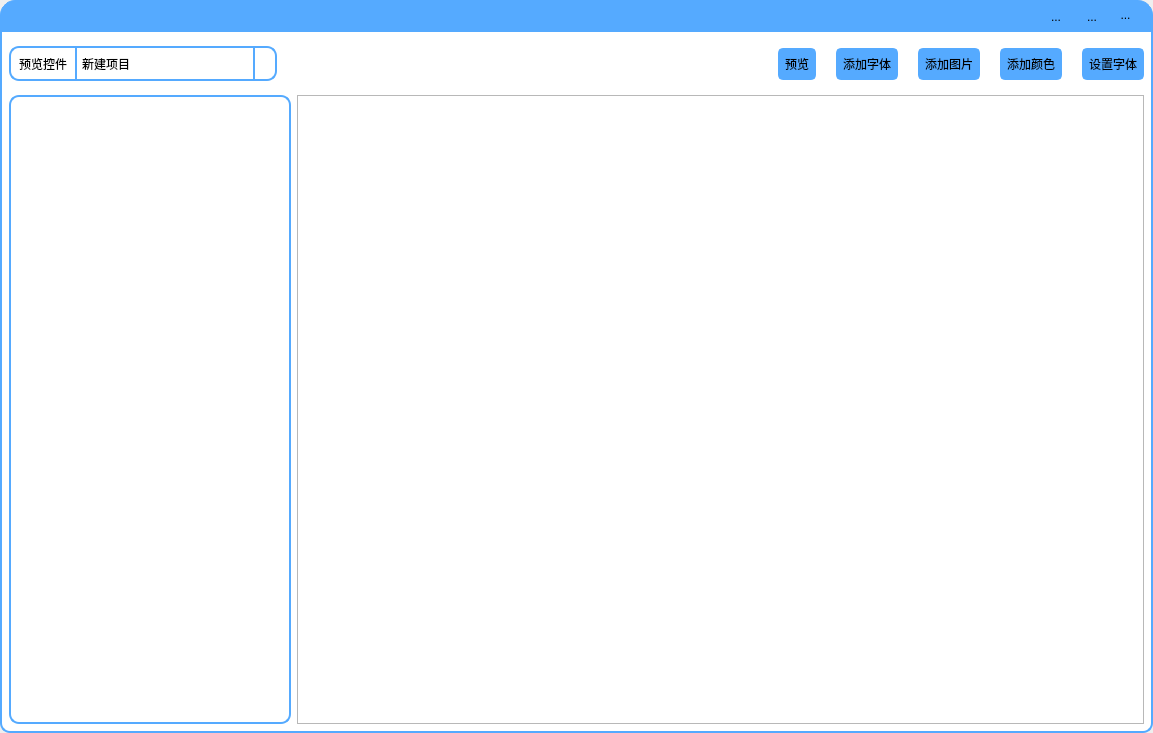
First picture: the form in qui/mainui.ui, repository KeyboardMan1996/qssEditer, before the edit.
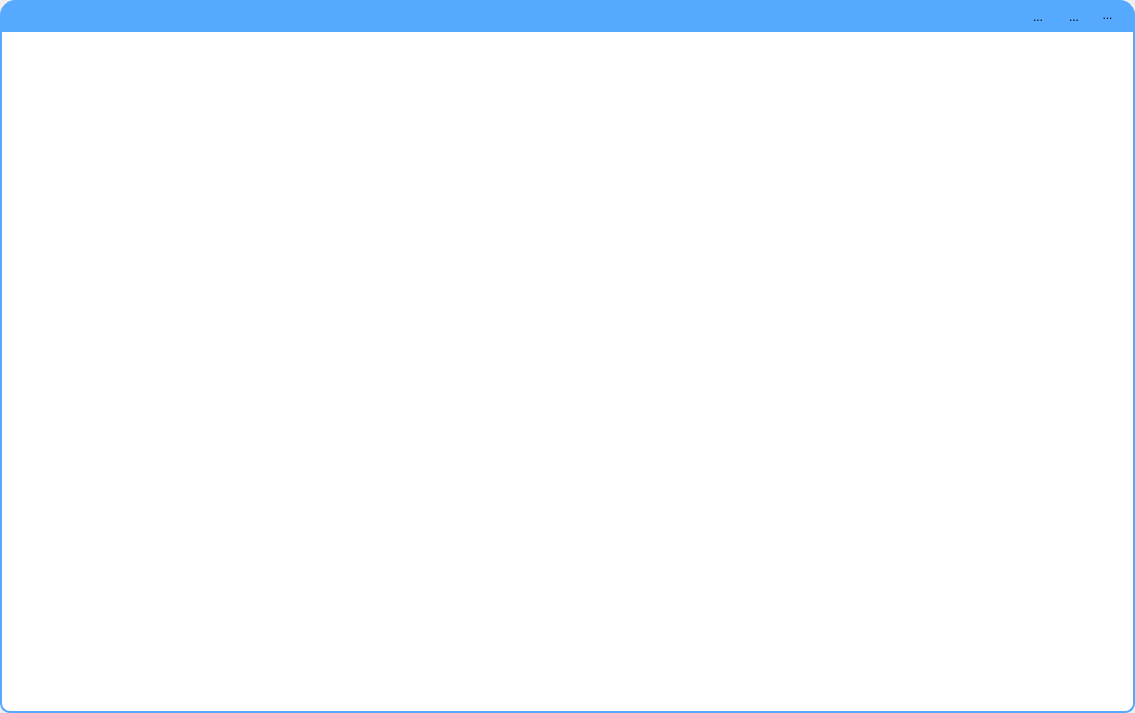
Second picture: the form after the edit. Icons and pictures are not drawn. Custom widgets are drawn as their Qt base class.

```diff
--- a/qui/mainui.ui
+++ b/qui/mainui.ui
@@ -6,8 +6,8 @@
    <rect>
     <x>0</x>
     <y>0</y>
-    <width>1153</width>
-    <height>733</height>
+    <width>1135</width>
+    <height>713</height>
    </rect>
   </property>
   <property name="windowTitle">
@@ -191,431 +191,10 @@
 	border-bottom-left-radius:10px;
 }</string>
      </property>
-     <layout class="QVBoxLayout" name="verticalLayout_2">
-      <item>
-       <widget class="QWidget" name="menuWidget" native="true">
-        <property name="minimumSize">
-         <size>
-          <width>0</width>
-          <height>50</height>
-         </size>
-        </property>
-        <layout class="QHBoxLayout" name="horizontalLayout_4">
-         <property name="spacing">
-          <number>20</number>
-         </property>
-         <property name="leftMargin">
-          <number>0</number>
-         </property>
-         <property name="topMargin">
-          <number>0</number>
-         </property>
-         <property name="rightMargin">
-          <number>0</number>
-         </property>
-         <property name="bottomMargin">
-          <number>0</number>
-         </property>
-         <item>
-          <widget class="QWidget" name="widget_2" native="true">
-           <property name="minimumSize">
-            <size>
-             <width>200</width>
-             <height>20</height>
-            </size>
-           </property>
-           <property name="maximumSize">
-            <size>
-             <width>16777215</width>
-             <height>35</height>
-            </size>
-           </property>
-           <layout class="QHBoxLayout" name="horizontalLayout_2">
-            <property name="spacing">
-             <number>0</number>
-            </property>
-            <property name="leftMargin">
-             <number>0</number>
-            </property>
-            <property name="topMargin">
-             <number>0</number>
-            </property>
-            <property name="rightMargin">
-             <number>0</number>
-            </property>
-            <property name="bottomMargin">
-             <number>0</number>
-            </property>
-            <item>
-             <widget class="QLabel" name="label">
-              <property name="sizePolicy">
-               <sizepolicy hsizetype="Minimum" vsizetype="Minimum">
-                <horstretch>0</horstretch>
-                <verstretch>0</verstretch>
-               </sizepolicy>
-              </property>
-              <property name="styleSheet">
-               <string notr="true">.QLabel{
-background-color: rgb(255, 255, 255);
-	border-color: rgb(85, 170, 255);
-	border-width:2px;
-	border-style:solid;
-	border-top-left-radius:10px;
-	border-bottom-left-radius:10px;
-	padding:5px;
-	font: 75 9pt &quot;微软雅黑&quot;;
-}</string>
-              </property>
-              <property name="text">
-               <string>预览控件</string>
-              </property>
-             </widget>
-            </item>
-            <item>
-             <widget class="QComboBox" name="comboBox">
-              <property name="sizePolicy">
-               <sizepolicy hsizetype="Minimum" vsizetype="Minimum">
-                <horstretch>0</horstretch>
-                <verstretch>0</verstretch>
-               </sizepolicy>
-              </property>
-              <property name="minimumSize">
-               <size>
-                <width>200</width>
-                <height>0</height>
-               </size>
-              </property>
-              <property name="maximumSize">
-               <size>
-                <width>16777215</width>
-                <height>132123</height>
-               </size>
-              </property>
-              <property name="styleSheet">
-               <string notr="true">.QComboBox{
-	background-color: rgb(255, 255, 255);
-	border-color: rgb(85, 170, 255);
-	border-width:2px;
-	border-left-width:0px;
-	border-style:solid;
-	border-top-right-radius:10px;
-	border-bottom-right-radius:10px;
-	padding:5px;
-	font: 75 9pt &quot;微软雅黑&quot;;
-}
-QComboBox:!editable, QComboBox::drop-down:editable {
-      background-color: rgb(255, 255, 255,200);
-}
-
-/* QComboBox gets the &quot;on&quot; state when the popup is open */
-QComboBox:!editable:on, QComboBox::drop-down:editable:on {
-      background-color: rgb(238, 238, 238,200);
-}
-
-QComboBox:on { /* shift the text when the popup opens */
-    padding-top: 3px;
-    padding-left: 4px;
-}
-
-QComboBox::drop-down {
-    subcontrol-origin: padding;
-    subcontrol-position: top right;
-    width: 20px;
-
-    border-left-width: 2px;
-    
-	border-color: rgb(85, 170, 255);
-    border-left-style: solid; /* just a single line */
-    border-top-right-radius: 3px; /* same radius as the QComboBox */
-    border-bottom-right-radius: 3px;
-    background: rgba(255, 255, 255, 0);
-}
-
-QComboBox::down-arrow {
-    image: url(:/images/ico_01.png);
-    background: rgba(255, 255, 255, 0);
-}
-
-QComboBox::down-arrow:on { /* shift the arrow when popup is open */
-    top: 1px;
-    left: 1px;
-    background: rgba(255, 255, 255, 0);
-}
-QComboBox QAbstractItemView::item {
-     color: rgb(8, 8, 8);
-     min-height: 20px;
-     background-color: rgb(238, 238, 238,150);
-     padding: 1px 18px 1px 15px;
-}
-QComboBox QAbstractItemView::item::hover{
-     min-height: 20px;
-     background-color:rgb(222, 222, 222.150);
-}
-QAbstractItemView{
-     border: 2px solid;
-     border-bottom-right-radius: 3px;
-     border-bottom-left-radius: 3px;
-	 background-color: rgb(85, 170, 255);
-     min-height: 20px;
-     background: rgba(255, 255, 255, 200);
-}</string>
-              </property>
-              <item>
-               <property name="text">
-                <string>新建项目</string>
-               </property>
-              </item>
-              <item>
-               <property name="text">
-                <string>新建项目</string>
-               </property>
-              </item>
-              <item>
-               <property name="text">
-                <string>新建项目</string>
-               </property>
-              </item>
-              <item>
-               <property name="text">
-                <string>新建项目</string>
-               </property>
-              </item>
-             </widget>
-            </item>
-           </layout>
-          </widget>
-         </item>
-         <item>
-          <spacer name="horizontalSpacer_2">
-           <property name="orientation">
-            <enum>Qt::Horizontal</enum>
-           </property>
-           <property name="sizeHint" stdset="0">
-            <size>
-             <width>40</width>
-             <height>20</height>
-            </size>
-           </property>
-          </spacer>
-         </item>
-         <item>
-          <widget class="QPushButton" name="pushButton_3">
-           <property name="sizePolicy">
-            <sizepolicy hsizetype="Fixed" vsizetype="Fixed">
-             <horstretch>0</horstretch>
-             <verstretch>0</verstretch>
-            </sizepolicy>
-           </property>
-           <property name="minimumSize">
-            <size>
-             <width>0</width>
-             <height>30</height>
-            </size>
-           </property>
-           <property name="styleSheet">
-            <string notr="true">.QPushButton{
-	background-color: rgb(85, 170, 255);
-	border-color: rgb(85, 170, 255);
-	border-width:2px;
-	border-style:solid;
-	border-radius:5px;
-	padding:5px;
-	font: 75 9pt &quot;微软雅黑&quot;;
-}
-.QPushButton:hover{
-	
-	border-color: rgb(255, 255, 255);
-}</string>
-           </property>
-           <property name="text">
-            <string>预览</string>
-           </property>
-          </widget>
-         </item>
-         <item>
-          <widget class="QPushButton" name="pushButton_5">
-           <property name="sizePolicy">
-            <sizepolicy hsizetype="Fixed" vsizetype="Fixed">
-             <horstretch>0</horstretch>
-             <verstretch>0</verstretch>
-            </sizepolicy>
-           </property>
-           <property name="minimumSize">
-            <size>
-             <width>0</width>
-             <height>30</height>
-            </size>
-           </property>
-           <property name="styleSheet">
-            <string notr="true">.QPushButton{
-	background-color: rgb(85, 170, 255);
-	border-color: rgb(85, 170, 255);
-	border-width:2px;
-	border-style:solid;
-	border-radius:5px;
-	padding:5px;
-	font: 75 9pt &quot;微软雅黑&quot;;
-}
-.QPushButton:hover{
-	
-	border-color: rgb(255, 255, 255);
-}</string>
-           </property>
-           <property name="text">
-            <string>添加字体</string>
-           </property>
-          </widget>
-         </item>
-         <item>
-          <widget class="QPushButton" name="pushButton_4">
-           <property name="sizePolicy">
-            <sizepolicy hsizetype="Fixed" vsizetype="Fixed">
-             <horstretch>0</horstretch>
-             <verstretch>0</verstretch>
-            </sizepolicy>
-           </property>
-           <property name="minimumSize">
-            <size>
-             <width>0</width>
-             <height>30</height>
-            </size>
-           </property>
-           <property name="styleSheet">
-            <string notr="true">.QPushButton{
-	background-color: rgb(85, 170, 255);
-	border-color: rgb(85, 170, 255);
-	border-width:2px;
-	border-style:solid;
-	border-radius:5px;
-	padding:5px;
-	font: 75 9pt &quot;微软雅黑&quot;;
-}
-.QPushButton:hover{
-	
-	border-color: rgb(255, 255, 255);
-}</string>
-           </property>
-           <property name="text">
-            <string>添加图片</string>
-           </property>
-          </widget>
-         </item>
-         <item>
-          <widget class="QPushButton" name="pushButton">
-           <property name="sizePolicy">
-            <sizepolicy hsizetype="Fixed" vsizetype="Fixed">
-             <horstretch>0</horstretch>
-             <verstretch>0</verstretch>
-            </sizepolicy>
-           </property>
-           <property name="minimumSize">
-            <size>
-             <width>0</width>
-             <height>30</height>
-            </size>
-           </property>
-           <property name="styleSheet">
-            <string notr="true">.QPushButton{
-	background-color: rgb(85, 170, 255);
-	border-color: rgb(85, 170, 255);
-	border-width:2px;
-	border-style:solid;
-	border-radius:5px;
-	padding:5px;
-	font: 75 9pt &quot;微软雅黑&quot;;
-}
-.QPushButton:hover{
-	
-	border-color: rgb(255, 255, 255);
-}</string>
-           </property>
-           <property name="text">
-            <string>添加颜色</string>
-           </property>
-          </widget>
-         </item>
-         <item>
-          <widget class="QPushButton" name="pushButton_2">
-           <property name="sizePolicy">
-            <sizepolicy hsizetype="Fixed" vsizetype="Fixed">
-             <horstretch>0</horstretch>
-             <verstretch>0</verstretch>
-            </sizepolicy>
-           </property>
-           <property name="minimumSize">
-            <size>
-             <width>0</width>
-             <height>30</height>
-            </size>
-           </property>
-           <property name="styleSheet">
-            <string notr="true">.QPushButton{
-	background-color: rgb(85, 170, 255);
-	border-color: rgb(85, 170, 255);
-	border-width:2px;
-	border-style:solid;
-	border-radius:5px;
-	padding:5px;
-	font: 75 9pt &quot;微软雅黑&quot;;
-}
-.QPushButton:hover{
-	
-	border-color: rgb(255, 255, 255);
-}</string>
-           </property>
-           <property name="text">
-            <string>设置字体</string>
-           </property>
-          </widget>
-         </item>
-        </layout>
-       </widget>
-      </item>
-      <item>
-       <layout class="QHBoxLayout" name="horizontalLayout_3" stretch="1,3">
-        <item>
-         <widget class="QWidget" name="widget" native="true">
-          <property name="styleSheet">
-           <string notr="true">#widget{
-background-color: rgb(255, 255, 255);
-	
-	border-color: rgb(85, 170, 255);
-	border-width:2px;
-	border-style:solid;
-	border-radius:10px;
-}</string>
-          </property>
-         </widget>
-        </item>
-        <item>
-         <widget class="CodeEditor" name="codeEditer">
-          <property name="styleSheet">
-           <string notr="true">.CodeEditor{
-
-background-color: rgb(255, 255, 255);
-	
-	border-color: rgb(85, 170, 255);
-	border-width:2px;
-	border-style:solid;
-	borde-radius:10px;
-}</string>
-          </property>
-         </widget>
-        </item>
-       </layout>
-      </item>
-     </layout>
     </widget>
    </item>
   </layout>
  </widget>
- <customwidgets>
-  <customwidget>
-   <class>CodeEditor</class>
-   <extends>QPlainTextEdit</extends>
-   <header>codeeditor.h</header>
-  </customwidget>
- </customwidgets>
  <resources>
   <include location="qr.qrc"/>
  </resources>
```
Left out of the diff: 23 changed lines with no effect on the pictures.
